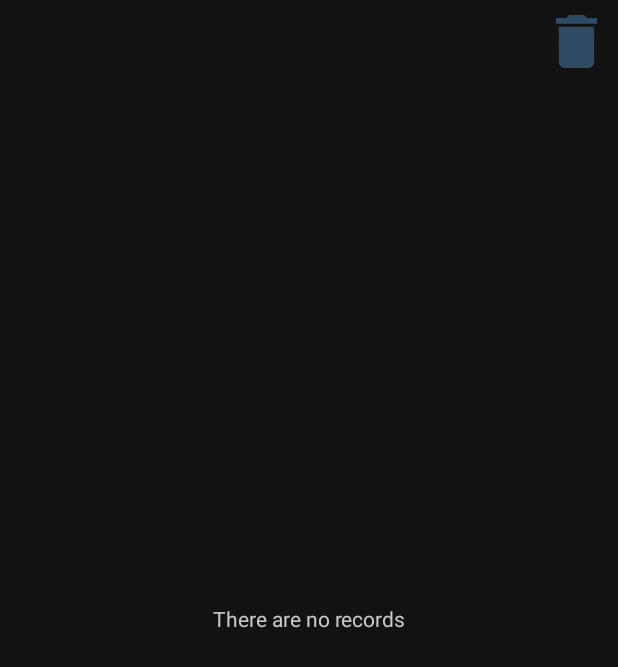
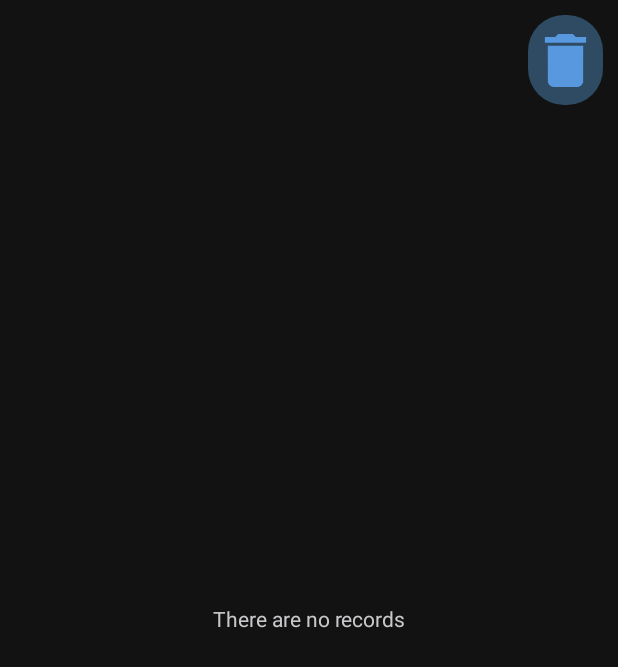
Before and after one commit to cuadratico/NowiPass, an Android app: the layout activity_sesion.xml on its own in the app's theme, with its tools: preview values and no code run, on a phone screen of 412 x 824 dp. Shown: the top 667 px of the screen. Run offline under Robolectric (Android 15) with nearby library versions, the phone set to English and light mode, and no system bars.

Commit message:
The final commit

```diff
--- a/app/src/main/java/com/nowipass/manager/pass_gen.kt
+++ b/app/src/main/java/com/nowipass/manager/pass_gen.kt
@@ -1,6 +1,5 @@
 package com.nowipass.manager
 
-import android.util.Log
 import com.nowipass.Provier_local
 
 class pass_gen {
--- a/app/src/main/java/com/nowipass/sesion/sesionActivity.kt
+++ b/app/src/main/java/com/nowipass/sesion/sesionActivity.kt
@@ -11,6 +11,7 @@ import android.widget.Toast
 import androidx.activity.enableEdgeToEdge
 import androidx.appcompat.app.AppCompatActivity
 import androidx.appcompat.app.AppCompatDelegate
+import androidx.constraintlayout.widget.ConstraintLayout
 import androidx.core.view.ViewCompat
 import androidx.core.view.WindowInsetsCompat
 import androidx.recyclerview.widget.LinearLayoutManager
@@ -46,7 +47,7 @@ class sesionActivity : AppCompatActivity() {
         activitis ++
 
         val recy = findViewById<RecyclerView>(R.id.recy)
-        val delet = findViewById<ShapeableImageView>(R.id.delete)
+        val delet = findViewById<ConstraintLayout>(R.id.delete)
         val info = findViewById<TextView>(R.id.info)
         info.visibility = View.INVISIBLE
         val adapter = sesion_adapter(sesiones)
--- a/app/src/main/res/drawable/delete_password.xml
+++ b/app/src/main/res/drawable/delete_password.xml
@@ -1,7 +1,7 @@
 <vector xmlns:android="http://schemas.android.com/apk/res/android" android:height="35dp" android:viewportHeight="512" android:viewportWidth="512" android:width="35dp">
 
-    <path android:fillColor="#2f4b64" android:pathData="M170.5,14l-14,14 -49.7,-0 -49.8,-0 0,28.5 0,28.5 199,-0 199,-0 0,-28.5 0,-28.5 -49.8,-0 -49.7,-0 -14,-14 -14,-14 -71.5,-0 -71.5,-0 -14,14z" android:strokeColor="#00000000"/>
+    <path android:fillColor="#5898df" android:pathData="M170.5,14l-14,14 -49.7,-0 -49.8,-0 0,28.5 0,28.5 199,-0 199,-0 0,-28.5 0,-28.5 -49.8,-0 -49.7,-0 -14,-14 -14,-14 -71.5,-0 -71.5,-0 -14,14z" android:strokeColor="#00000000"/>
 
-    <path android:fillColor="#2f4b64" android:pathData="M85.2,289.7l0.3,175.8 2.3,6.5c6.8,18.9 19.3,31.2 38.2,37.6 5.3,1.8 11,1.9 130,1.9 119,-0 124.7,-0.1 130,-1.9 18.9,-6.4 31.4,-18.7 38.2,-37.6l2.3,-6.5 0.3,-175.8 0.2,-175.7 -171,-0 -171,-0 0.2,175.7z" android:strokeColor="#00000000"/>
+    <path android:fillColor="#5898df" android:pathData="M85.2,289.7l0.3,175.8 2.3,6.5c6.8,18.9 19.3,31.2 38.2,37.6 5.3,1.8 11,1.9 130,1.9 119,-0 124.7,-0.1 130,-1.9 18.9,-6.4 31.4,-18.7 38.2,-37.6l2.3,-6.5 0.3,-175.8 0.2,-175.7 -171,-0 -171,-0 0.2,175.7z" android:strokeColor="#00000000"/>
 
 </vector>
--- a/app/src/main/res/layout/activity_sesion.xml
+++ b/app/src/main/res/layout/activity_sesion.xml
@@ -25,16 +25,27 @@
         android:layout_height="match_parent"
         />
 
-    <com.google.android.material.imageview.ShapeableImageView
+    <androidx.constraintlayout.widget.ConstraintLayout
         android:id="@+id/delete"
+        android:layout_width="50dp"
+        android:layout_height="60dp"
+        app:layout_constraintTop_toTopOf="parent"
+        app:layout_constraintEnd_toEndOf="parent"
+        android:layout_marginTop="10dp"
+        android:layout_marginEnd="10dp"
+        android:background="@drawable/bordes_blue2"
+        >
+
+     <com.google.android.material.imageview.ShapeableImageView
         android:layout_width="wrap_content"
         android:layout_height="wrap_content"
         android:src="@drawable/delete_password"
         app:layout_constraintTop_toTopOf="parent"
-        app:layout_constraintEnd_toEndOf="parent"
-        android:layout_marginTop="10dp"
-        android:layout_marginEnd="10dp"
+         app:layout_constraintBottom_toBottomOf="parent"
+         app:layout_constraintEnd_toEndOf="parent"
+         app:layout_constraintStart_toStartOf="parent"
         />
+    </androidx.constraintlayout.widget.ConstraintLayout>
 
 
 </androidx.constraintlayout.widget.ConstraintLayout>
--- a/app/src/main/res/layout/add_edit_password_manage.xml
+++ b/app/src/main/res/layout/add_edit_password_manage.xml
@@ -117,7 +117,7 @@
      <com.google.android.material.imageview.ShapeableImageView
         android:layout_width="39dp"
         android:layout_height="38dp"
-        android:src="@drawable/delete_password"
+        android:src="@drawable/delete_password_2"
         app:layout_constraintTop_toTopOf="@id/fondo_delete"
         app:layout_constraintBottom_toBottomOf="@id/fondo_delete"
         app:layout_constraintStart_toStartOf="@id/fondo_delete"
```
Also changed, not shown: app/src/main/java/com/nowipass/manager/ManageActivity.kt (+6 -2 lines), app/src/main/java/com/nowipass/manager/ManagerFragment.kt (+19 -6 lines), app/src/main/java/com/nowipass/manager/gen.kt (+4 -4 lines), app/src/main/res/drawable/delete_password_2.xml (added, +7 -0 lines).
